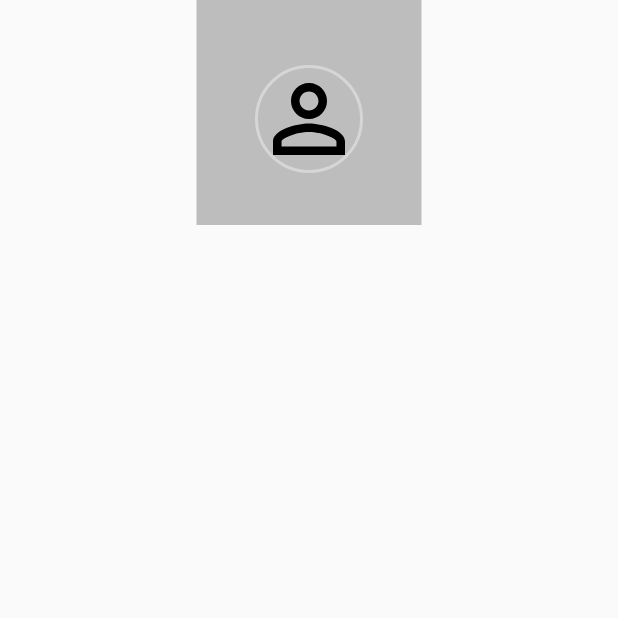
After one commit to mrizkip/finding-dosen-app, an Android app: the ProfilDosenActivity screen opened directly, with no data from a screen before it, on a phone screen of 412 x 824 dp, the top half of it. The commit adds this screen. Run offline under Robolectric (Android 15) with nearby library versions, the phone set to English and light mode, and no system bars; our stand-ins replace CircleImageView.

Commit message:
list dosen masih xml doang

```diff
--- /dev/null
+++ b/app/src/main/java/com/skripsi/mrizk/findingdosen/ProfilDosenActivity.java
@@ -0,0 +1,13 @@
+package com.skripsi.mrizk.findingdosen;
+
+import android.support.v7.app.AppCompatActivity;
+import android.os.Bundle;
+
+public class ProfilDosenActivity extends AppCompatActivity {
+
+    @Override
+    protected void onCreate(Bundle savedInstanceState) {
+        super.onCreate(savedInstanceState);
+        setContentView(R.layout.activity_profil_dosen);
+    }
+}
--- /dev/null
+++ b/app/src/main/res/layout/activity_profil_dosen.xml
@@ -0,0 +1,28 @@
+<?xml version="1.0" encoding="utf-8"?>
+<RelativeLayout xmlns:android="http://schemas.android.com/apk/res/android"
+    xmlns:app="http://schemas.android.com/apk/res-auto"
+    xmlns:tools="http://schemas.android.com/tools"
+    android:layout_width="match_parent"
+    android:layout_height="match_parent"
+    tools:context="com.skripsi.mrizk.findingdosen.ProfilDosenActivity">
+
+    <ImageView
+        android:id="@+id/profilDosen_imageViewParent"
+        android:layout_width="match_parent"
+        android:layout_height="150dp"
+        android:src="@drawable/line_divider"
+        android:layout_alignParentTop="true"
+        />
+
+    <de.hdodenhof.circleimageview.CircleImageView
+        android:id="@+id/profilDosen_imageViewProfile"
+        android:layout_width="72dp"
+        android:layout_height="72dp"
+        android:layout_alignParentTop="true"
+        android:layout_centerHorizontal="true"
+        android:layout_marginTop="43dp"
+        android:src="@drawable/ic_person_outline_black_24dp"
+        app:civ_border_color="@color/md_grey_800"
+        app:civ_border_width="2dp" />
+
+</RelativeLayout>
--- a/app/src/main/res/values/strings.xml
+++ b/app/src/main/res/values/strings.xml
@@ -1,7 +1,7 @@
 <resources>
     <string name="app_name">FINDING DOSEN</string>
 
-    <string-array name="jenis_identitas" >
+    <string-array name="jenis_identitas">
         <item>NIM</item>
         <item>NIP</item>
     </string-array>
```
Also changed, not shown: app/build.gradle (+25 -13 lines), app/src/main/AndroidManifest.xml (+8 -1 lines), app/src/main/java/com/skripsi/mrizk/findingdosen/MainActivity.java (+78 -0 lines), app/src/main/res/layout/activity_main.xml (+11 -10 lines), app/src/main/res/layout/list_dosen_adapter.xml (added, +61 -0 lines), app/src/main/assets/background_drawer1.jpeg (added), app/src/main/assets/background_drawer2.JPEG (added).
